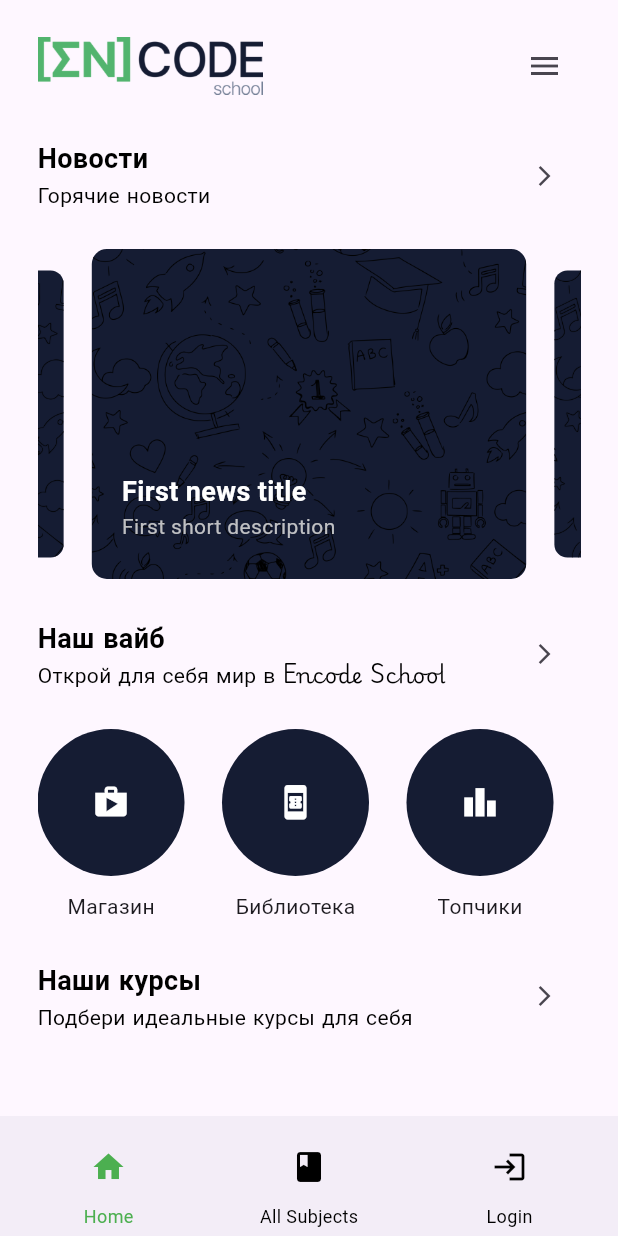
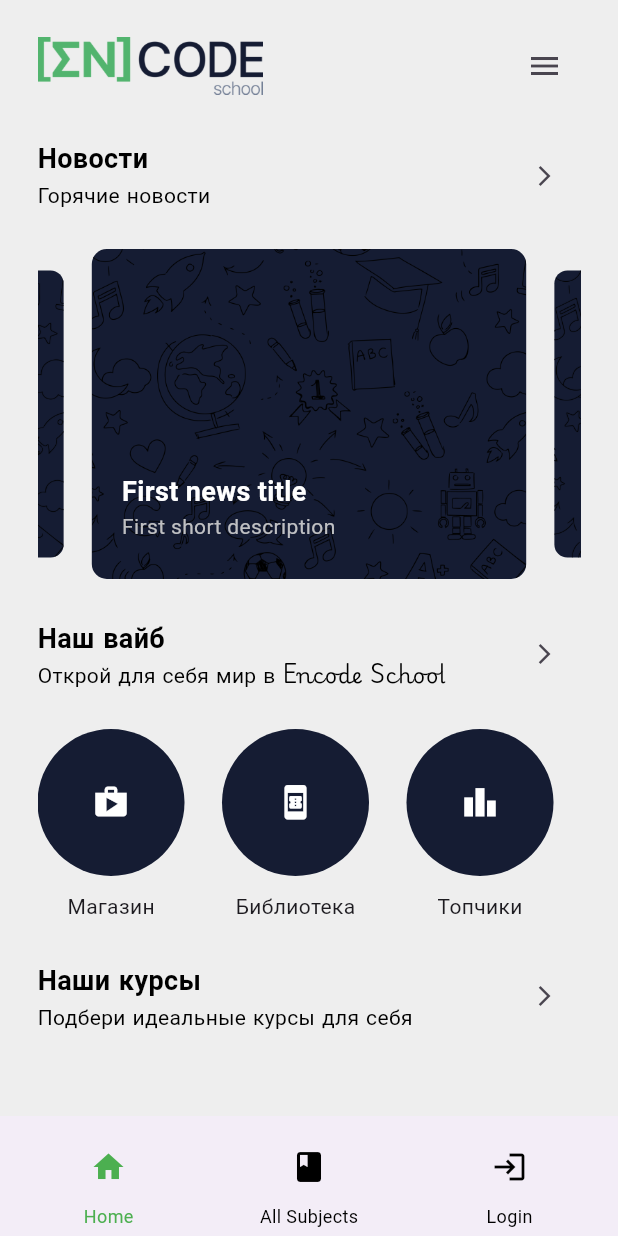
Before and after one commit to ergashevnurik/encode_mobile_app, a Flutter app: the Dashboard screen opened by its route, in the side drawer, after a tap on the "menu" icon, on a phone screen of 412 x 824 dp. Run offline on Flutter 3.47's test engine with Material 3 defaults, Android fonts, the phone set to English and light mode, and no system bars; drawn by our look-alikes of carousel_slider; our stand-ins replace animated_notch_bottom_bar, confetti, device_preview, flip_card, flutter_dotenv, flutter_easyloading and 3 more; accounts and stored records are empty; generated files the repository leaves out were written again; network calls fail.

Commit message:
some changes

```diff
--- a/lib/screen/dashboard/dashboard.dart
+++ b/lib/screen/dashboard/dashboard.dart
@@ -17,6 +17,7 @@ import 'package:encode_app/screen/statistics/statistic.dart';
 import 'package:encode_app/screen/subject/all_subjects.dart';
 import 'package:encode_app/screen/subject/subject.dart';
 import 'package:flutter/material.dart';
+import 'package:flutter_dotenv/flutter_dotenv.dart';
 import 'package:shared_preferences/shared_preferences.dart';
 
 import '../../components/app_bar.dart';
@@ -25,6 +26,7 @@ import '../profile/profile.dart';
 import 'components/course_container.dart';
 import 'package:http/http.dart' as http;
 import 'package:carousel_slider/carousel_slider.dart';
+
 
 
 class Dashboard extends StatefulWidget {
@@ -36,13 +38,14 @@ class Dashboard extends StatefulWidget {
 }
 
 class _DashboardState extends State<Dashboard> {
+  final String _baseUrl = dotenv.env['BASE_BO_URL']!;
   List<Subject> subjects = [];
   bool _isLoading = true;
   String? _errorMessage;
 
   Future<void> fetchSubjects() async {
     final response = await http.get(Uri.parse(
-      'http://localhost:8082/subject/api/v1/loadSubjects'),
+      '$_baseUrl/subject/api/v1/loadSubjects'),
        headers: {
         'Accept-Charset': 'utf-8', // Optionally set encoding
       },
@@ -94,6 +97,7 @@ class _DashboardState extends State<Dashboard> {
   Widget build(BuildContext context) {
     Size size = MediaQuery.of(context).size;
     return Scaffold(
+      backgroundColor: Color.fromARGB(255, 238, 238, 238),
       body: Container(
       child: SingleChildScrollView(
         scrollDirection: Axis.vertical,
--- a/lib/screen/games/flash_card.dart
+++ b/lib/screen/games/flash_card.dart
@@ -6,6 +6,7 @@ import 'package:encode_app/screen/games/word_search.dart';
 import 'package:flip_card/flip_card_controller.dart';
 import 'package:flutter/material.dart';
 import 'package:flip_card/flip_card.dart';
+import 'package:flutter_dotenv/flutter_dotenv.dart';
 import 'package:http/http.dart' as http;
 
 class FlashCardScreen extends StatefulWidget {
@@ -17,6 +18,7 @@ class FlashCardScreen extends StatefulWidget {
 }
 
 class _FlashCardScreenState extends State<FlashCardScreen> {
+  final String _baseUrl = dotenv.env['BASE_URL']!;
   late FlipCardController _controller;
   List<Word> wordList = [];
   String? _errorMessage;
@@ -25,7 +27,7 @@ class _FlashCardScreenState extends State<FlashCardScreen> {
   Future<void> _loadWords() async {
     try {
       final response = await http.post(
-        Uri.parse('http://10.0.2.2:5000/words/api/v1/findAll'),
+        Uri.parse('$_baseUrl/words/api/v1/findAll'),
         headers: {'Content-Type': 'application/json'}, // Set the content type
       );
       if (response.statusCode == 200) {
--- a/lib/screen/profile/profile.dart
+++ b/lib/screen/profile/profile.dart
@@ -2,6 +2,7 @@ import 'package:encode_app/components/bottom_bar.dart';
 import 'package:encode_app/screen/login/login.dart';
 import 'package:encode_app/screen/profile/components/profile_icon_text_card.dart';
 import 'package:flutter/material.dart';
+import 'package:flutter_dotenv/flutter_dotenv.dart';
 import 'package:shared_preferences/shared_preferences.dart';
 import 'package:http/http.dart' as http; // For making API calls
 import 'dart:convert'; // For JSON encoding
@@ -22,6 +23,7 @@ class _ProfileScreenState extends State<ProfileScreen> {
   String? profileImg;
   String? role;
   String? localizedRole;
+  final String _baseUrl = dotenv.env['BASE_URL']!;
 
   @override
   void initState() {
@@ -54,7 +56,7 @@ class _ProfileScreenState extends State<ProfileScreen> {
   }
 
   Future<void> _saveProfileData(String key, dynamic value) async {
-    const apiUrl = 'http://127.0.0.1:5000/api/update_profile';
+    final apiUrl = '$_baseUrl/api/update_profile';
 
     final response = await http.post(
       Uri.parse(apiUrl),
--- a/lib/screen/subject/all_subjects.dart
+++ b/lib/screen/subject/all_subjects.dart
@@ -4,6 +4,7 @@ import 'package:encode_app/components/bottom_bar.dart';
 import 'package:encode_app/models/backoffice/subject.dart';
 import 'package:encode_app/screen/lecture/lecture.dart';
 import 'package:flutter/material.dart';
+import 'package:flutter_dotenv/flutter_dotenv.dart';
 import 'package:http/http.dart' as http;
 
 class AllSubjectScreen extends StatefulWidget {
@@ -15,10 +16,11 @@ class AllSubjectScreen extends StatefulWidget {
 
 class _AllSubjectScreenState extends State<AllSubjectScreen> {
   List<Subject> _subjects = [];
+  final String _baseUrl = dotenv.env['BASE_BO_URL']!;
 
   Future<void> fetchSubjects() async {
     final response = await http.get(Uri.parse(
-      'http://localhost:8082/subject/api/v1/loadSubjects'),
+      '$_baseUrl/subject/api/v1/loadSubjects'),
        headers: {
         'Accept-Charset': 'utf-8', // Optionally set encoding
       },
--- a/lib/service/lecture_service.dart
+++ b/lib/service/lecture_service.dart
@@ -6,8 +6,8 @@ import 'package:flutter_dotenv/flutter_dotenv.dart';
 import 'package:video_player/video_player.dart';
 
 class LectureService {
-  // final String _baseUrl = dotenv.env['BASE_SUBJECT_URL']!;
-  final String _baseUrl = 'http://127.0.0.1:5000';
+  final String _baseUrl = dotenv.env['BASE_URL']!;
+  // final String _baseUrl = 'http://127.0.0.1:5000';
   // Map<int, VideoPlayerController> _videoControllers = {};
 
   Future<List<Lecture>?> fetchLectures(id) async {
--- a/lib/service/login_service.dart
+++ b/lib/service/login_service.dart
@@ -9,8 +9,8 @@ import 'package:flutter_dotenv/flutter_dotenv.dart';
 import 'package:shared_preferences/shared_preferences.dart';
 
 class LoginService {
-  // final String _baseUrl = dotenv.env['BASE_SUBJECT_URL']!;
-  final String _baseUrl = 'http://127.0.0.1:5000';
+  final String _baseUrl = dotenv.env['BASE_URL']!;
+  // final String _baseUrl = 'http://127.0.0.1:5000';
 
   List<Subscriber> subscribers = [];
   bool _isLoggedIn = false;
--- a/lib/service/subject_service.dart
+++ b/lib/service/subject_service.dart
@@ -5,8 +5,8 @@ import '../models/Subject.dart'; // Adjust the path based on your project struct
 import 'package:flutter_dotenv/flutter_dotenv.dart';
 
 class SubjectService {
-  // final String _baseUrl = dotenv.env['BASE_SUBJECT_URL']!; // You can store this in a secure environment later
-  final String _baseUrl = 'http://127.0.0.1:5000';
+  final String _baseUrl = dotenv.env['BASE_URL']!; // You can store this in a secure environment later
+  // final String _baseUrl = 'http://127.0.0.1:5000';
 
   // Fetch user ID from SharedPreferences
   Future<String?> _getUserId() async {
--- a/pubspec.yaml
+++ b/pubspec.yaml
@@ -55,7 +55,7 @@ dependencies:
   flutter_localizations:
     sdk: flutter
   intl: any
-  google_maps_flutter:
+  # google_maps_flutter:
   location:
   flutter_launcher_icons:
   shared_preferences: ^2.2.3
```
Also changed, not shown: pubspec.lock, 3 other files.
